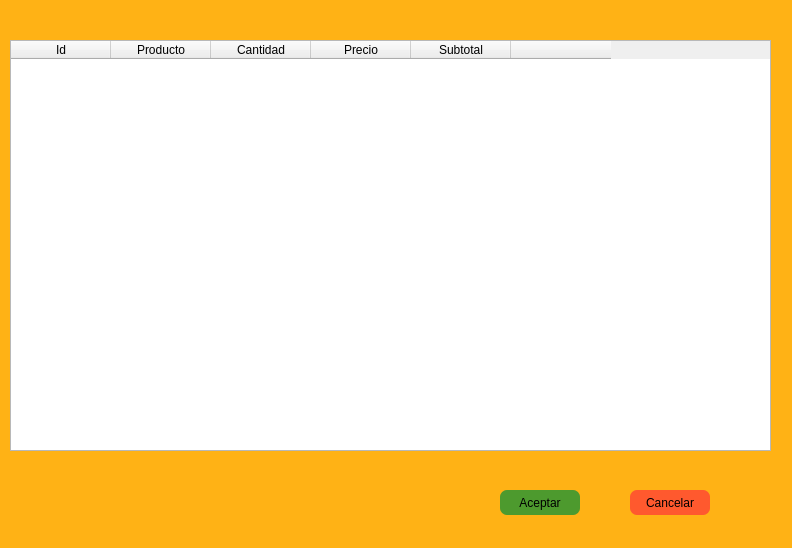
DanielPerMon/proyectoSaboreno, file cancelar.ui: the form before one commit.
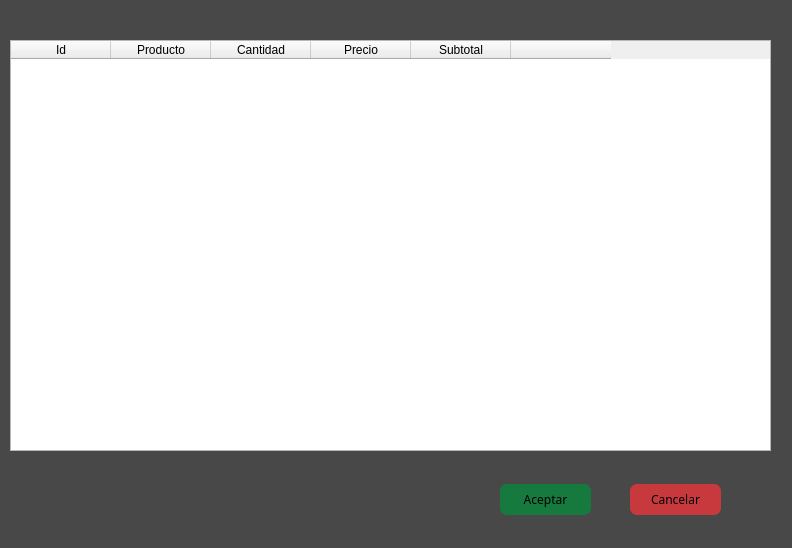
The form after the commit. Icons and pictures are not drawn.

The edit to the form file:
```diff
--- a/cancelar.ui
+++ b/cancelar.ui
@@ -19,7 +19,7 @@
   </property>
   <property name="styleSheet">
    <string notr="true">#cancelar{
-	background-color: rgb(255, 178, 21);}</string>
+	background-color: rgb(72, 72, 72);}</string>
   </property>
   <widget class="QTableWidget" name="tablaItems">
    <property name="geometry">
@@ -65,11 +65,17 @@
    <property name="geometry">
     <rect>
      <x>500</x>
-     <y>490</y>
-     <width>80</width>
-     <height>25</height>
+     <y>484</y>
+     <width>91</width>
+     <height>31</height>
     </rect>
    </property>
+   <property name="font">
+    <font>
+     <family>Calisto MT</family>
+     <pointsize>9</pointsize>
+    </font>
+   </property>
    <property name="styleSheet">
     <string notr="true">QPushButton{
 border-width: 0px;
@@ -94,11 +100,17 @@
    <property name="geometry">
     <rect>
      <x>630</x>
-     <y>490</y>
-     <width>80</width>
-     <height>25</height>
+     <y>484</y>
+     <width>91</width>
+     <height>31</height>
     </rect>
    </property>
+   <property name="font">
+    <font>
+     <family>Calisto MT</family>
+     <pointsize>9</pointsize>
+    </font>
+   </property>
    <property name="styleSheet">
     <string notr="true">QPushButton{
 border-width: 0px;
```
Left out of the diff: 10 changed lines with no effect on the pictures.
